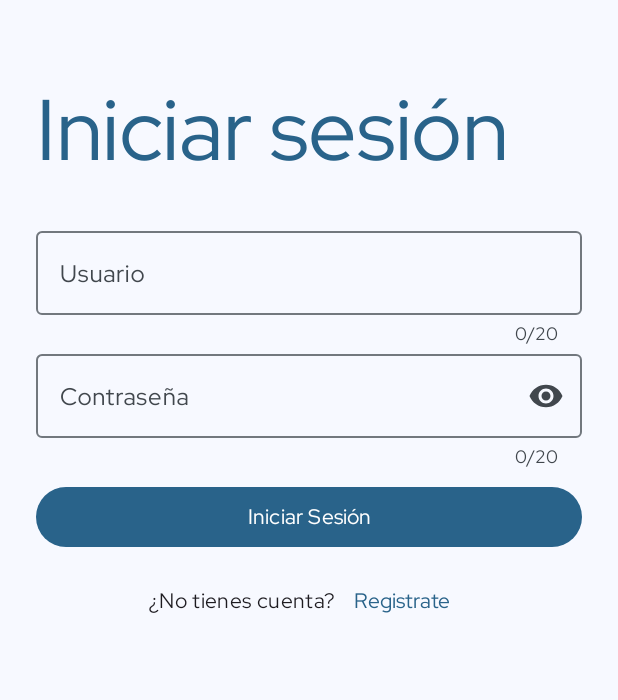
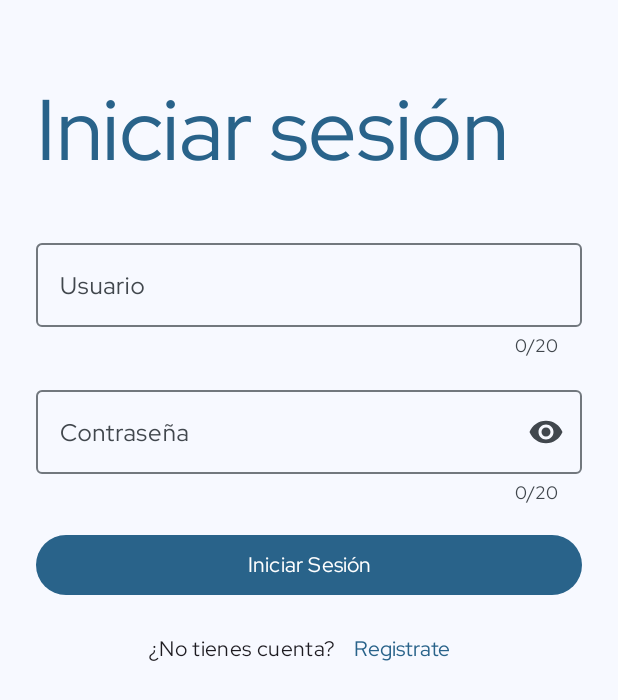
Before and after one commit to mcmarin21/Schellar, an Android app: the screen it shows after launch (MainActivity), after a tap on "Inicio sesión", on a phone screen of 412 x 824 dp. Shown: the top 700 px of the screen. Run offline under Robolectric (Android 15) with nearby library versions, the phone set to English and light mode, and no system bars.

Commit message:
Arreglo espaciados iniciar sesion

```diff
--- a/app/src/main/res/layout/fragment_login_page.xml
+++ b/app/src/main/res/layout/fragment_login_page.xml
@@ -22,6 +22,7 @@
         android:hint="Usuario"
         android:id="@+id/login_ti_user"
         app:prefixText="@"
+        android:layout_marginVertical="8sp"
         app:counterEnabled="true"
         app:counterMaxLength="20"
         app:errorEnabled="true"
@@ -38,6 +39,7 @@
         android:layout_height="wrap_content"
         app:endIconMode="password_toggle"
         app:errorEnabled="true"
+        android:layout_marginVertical="8sp"
         android:id="@+id/login_ti_password"
         app:counterEnabled="true"
         app:counterMaxLength="20"
```
